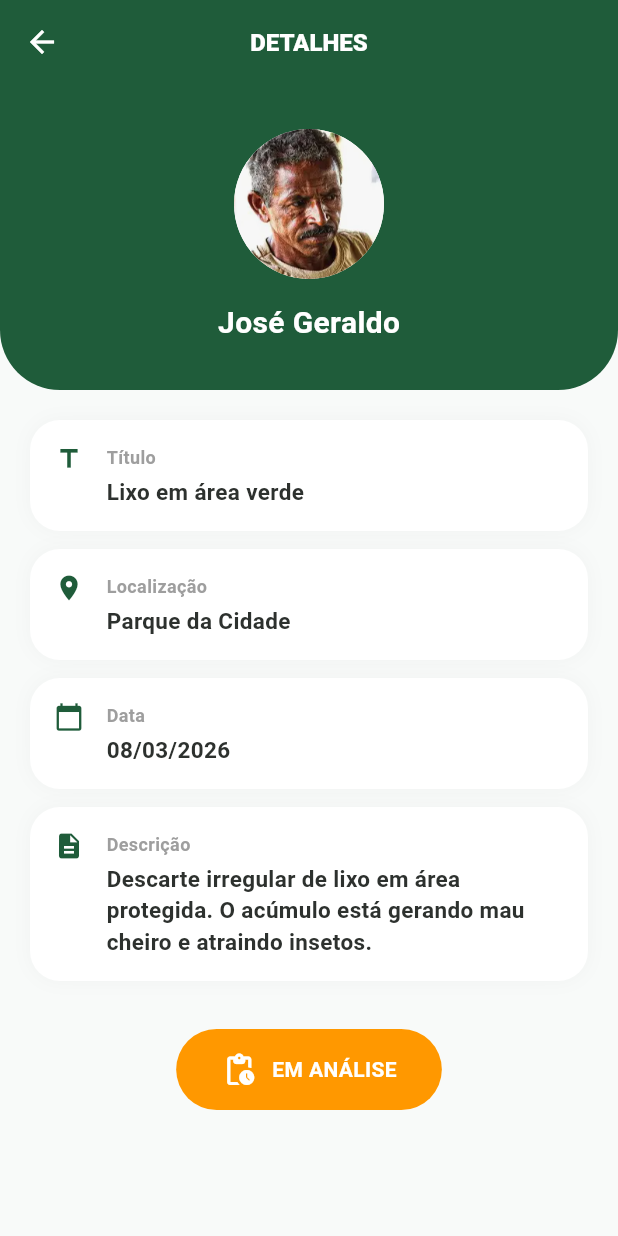
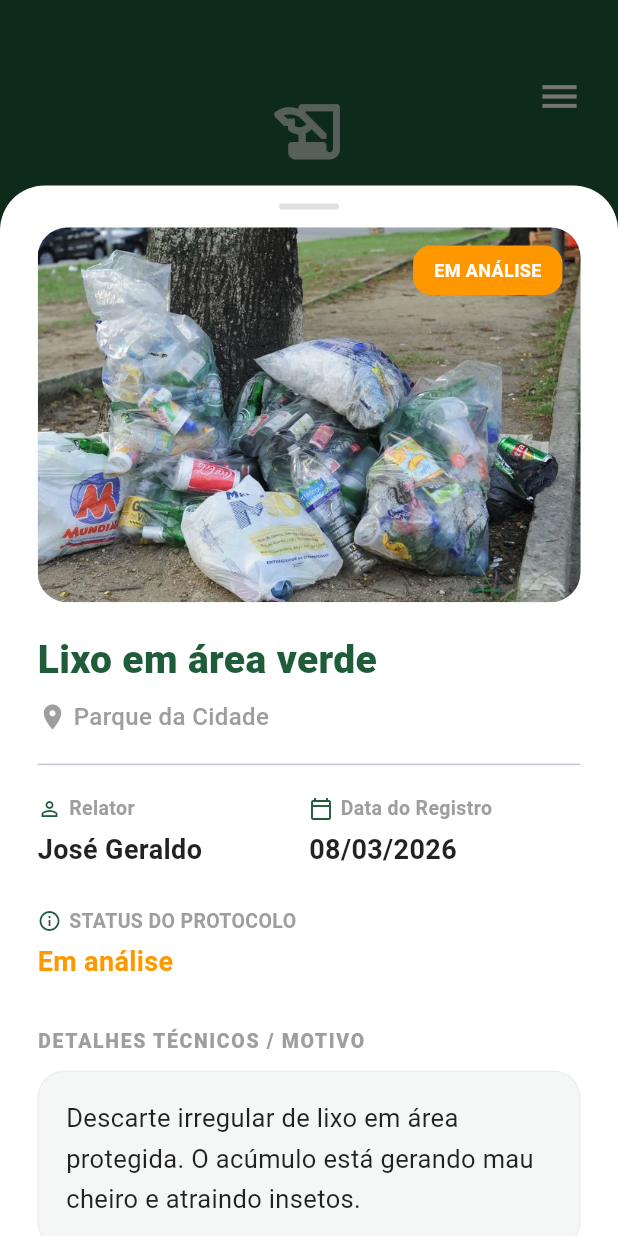
Before and after one commit to eudanielanjos/Projeto-Verde-ja, a Flutter app: the HistoricoDenunciasView screen opened directly, after a tap on the "menu" icon, after a tap on "Histórico de Denúncias", after a tap on "Lixo em área verde", on a phone screen of 412 x 824 dp. Run offline on Flutter 3.47's test engine with Material 3 defaults, Android fonts, the phone set to English and light mode, and no system bars; our stand-ins replace firebase_auth, firebase_core, google_sign_in, shared_preferences, table_calendar, vibration and 1 more; accounts and stored records are empty.

Commit message:
Alterações:
historico de denuncias
* Painel de inspeção (fonte aumentada)

```diff
--- a/lib/views/historico_denuncias_view.dart
+++ b/lib/views/historico_denuncias_view.dart
@@ -1,4 +1,6 @@
 import 'package:flutter/material.dart';
+import 'package:firebase_auth/firebase_auth.dart';
+import 'package:google_sign_in/google_sign_in.dart';
 
 // Importações das suas views
 import 'perfil_view.dart';
@@ -16,6 +18,8 @@ class HistoricoDenunciasView extends StatefulWidget {
 }
 
 class _HistoricoDenunciasViewState extends State<HistoricoDenunciasView> {
+  final Color greenPrimary = const Color(0xFF1F5C3A);
+
   final List<Map<String, String>> denuncias = [
     {
       "nome": "José Geraldo",
@@ -24,7 +28,7 @@ class _HistoricoDenunciasViewState extends State<HistoricoDenunciasView> {
       "data": "08/03/2026",
       "motivo": "Descarte irregular de lixo em área protegida. O acúmulo está gerando mau cheiro e atraindo insetos.",
       "status": "Em análise",
-      "foto": "assets/images/profile1.png"
+      "foto": "assets/images/descarte.png"
     },
     {
       "nome": "José Geraldo",
@@ -33,7 +37,7 @@ class _HistoricoDenunciasViewState extends State<HistoricoDenunciasView> {
       "data": "05/03/2026",
       "motivo": "Queimada de resíduos orgânicos e plásticos sem autorização durante a noite.",
       "status": "Resolvido",
-      "foto": "assets/images/profile1.png"
+      "foto": "assets/images/queimada.png"
     },
   ];
 
@@ -55,11 +59,125 @@ class _HistoricoDenunciasViewState extends State<HistoricoDenunciasView> {
     }
   }
 
+  // --- PAINEL DE INSPEÇÃO (FONTES AUMENTADAS) ---
+  void _abrirInspecaoDenuncia(Map<String, String> denuncia) {
+    final statusColor = _getStatusColor(denuncia["status"]!);
+
+    showModalBottomSheet(
+      context: context,
+      isScrollControlled: true,
+      backgroundColor: Colors.transparent,
+      builder: (context) => Container(
+        height: MediaQuery.of(context).size.height * 0.85,
+        decoration: const BoxDecoration(
+          color: Colors.white,
+          borderRadius: BorderRadius.vertical(top: Radius.circular(30)),
+        ),
+        child: Column(
+          children: [
+            Center(
+              child: Container(
+                margin: const EdgeInsets.symmetric(vertical: 12),
+                width: 40, height: 4,
+                decoration: BoxDecoration(color: Colors.grey[300], borderRadius: BorderRadius.circular(10)),
+              ),
+            ),
+            Expanded(
+              child: SingleChildScrollView(
+                padding: const EdgeInsets.symmetric(horizontal: 25),
+                child: Column(
+                  crossAxisAlignment: CrossAxisAlignment.start,
+                  children: [
+                    Container(
+                      width: double.infinity,
+                      height: 250,
+                      decoration: BoxDecoration(
+                        color: Colors.grey[200],
+                        borderRadius: BorderRadius.circular(20),
+                        image: DecorationImage(
+                          image: AssetImage(denuncia["foto"]!),
+                          fit: BoxFit.cover,
+                        ),
+                      ),
+                      child: Align(
+                        alignment: Alignment.topRight,
+                        child: Padding(
+                          padding: const EdgeInsets.all(12),
+                          child: Container(
+                            padding: const EdgeInsets.symmetric(horizontal: 14, vertical: 8),
+                            decoration: BoxDecoration(
+                              color: statusColor,
+                              borderRadius: BorderRadius.circular(12),
+                            ),
+                            child: Text(
+                              denuncia["status"]!.toUpperCase(),
+                              style: const TextStyle(color: Colors.white, fontSize: 12, fontWeight: FontWeight.bold),
+                            ),
+                          ),
+                        ),
+                      ),
+                    ),
+                    const SizedBox(height: 20),
+                    Text(denuncia["titulo"]!,
+                      style: TextStyle(fontSize: 26, fontWeight: FontWeight.w900, color: greenPrimary)), // Aumentado
+                    const SizedBox(height: 8),
+                    Row(
+                      children: [
+                        const Icon(Icons.location_on, size: 20, color: Colors.grey),
+                        const SizedBox(width: 4),
+                        Text(denuncia["local"]!, style: const TextStyle(color: Colors.grey, fontSize: 16, fontWeight: FontWeight.w500)), // Aumentado
+                      ],
+                    ),
+                    const Divider(height: 40),
+                    Row(
+                      children: [
+                        Expanded(child: _buildInfoRow(Icons.person_outline, "Relator", denuncia["nome"]!)),
+                        Expanded(child: _buildInfoRow(Icons.calendar_today_outlined, "Data do Registro", denuncia["data"]!)),
+                      ],
+                    ),
+                    const SizedBox(height: 25),
+                    _buildInfoRow(Icons.info_outline, "STATUS DO PROTOCOLO", denuncia["status"]!, customColor: statusColor),
+                    const SizedBox(height: 30),
+                    const Text("DETALHES TÉCNICOS / MOTIVO",
+                      style: TextStyle(fontWeight: FontWeight.w800, color: Colors.grey, fontSize: 13, letterSpacing: 1.1)),
+                    const SizedBox(height: 10),
+                    Container(
+                      width: double.infinity,
+                      padding: const EdgeInsets.all(18),
+                      decoration: BoxDecoration(
+                        color: const Color(0xFFF5F7F6),
+                        borderRadius: BorderRadius.circular(18),
+                        border: Border.all(color: Colors.grey.shade200),
+                      ),
+                      child: Text(denuncia["motivo"]!,
+                        style: const TextStyle(fontSize: 17, height: 1.6, color: Colors.black87)), // Aumentado
+                    ),
+                    const SizedBox(height: 40),
+                  ],
+                ),
+              ),
+            ),
+          ],
+        ),
+      ),
+    );
+  }
+
+  Widget _buildInfoRow(IconData icon, String label, String value, {Color? customColor}) {
+    return Column(
+      crossAxisAlignment: CrossAxisAlignment.start,
+      children: [
+        Row(children: [Icon(icon, size: 16, color: greenPrimary), const SizedBox(width: 5), Text(label, style: const TextStyle(fontSize: 13, color: Colors.grey, fontWeight: FontWeight.bold))]),
+        const SizedBox(height: 5),
+        Text(value, style: TextStyle(fontSize: 18, fontWeight: FontWeight.bold, color: customColor ?? Colors.black87)), // Aumentado
+      ],
+    );
+  }
+
   @override
   Widget build(BuildContext context) {
     return Scaffold(
       backgroundColor: const Color(0xFFF8FAF9),
-      // --- MENU LATERAL ORIGINAL MANTIDO ---
       endDrawer: Drawer(
         child: Column(
           children: [
@@ -79,7 +197,7 @@ class _HistoricoDenunciasViewState extends State<HistoricoDenunciasView> {
                   ),
                   const SizedBox(height: 10),
                   const Text("Olá, Usuario",
-                    style: TextStyle(color: Colors.white, fontSize: 20, fontWeight: FontWeight.bold)),
+                    style: TextStyle(color: Colors.white, fontSize: 22, fontWeight: FontWeight.bold)),
                 ],
               ),
             ),
@@ -115,10 +233,8 @@ class _HistoricoDenunciasViewState extends State<HistoricoDenunciasView> {
           ],
         ),
       ),
-
       body: Column(
         children: [
-          // --- HEADER CURVADO (NOVO LAYOUT) ---
           Stack(
             children: [
               Container(
@@ -126,27 +242,17 @@ class _HistoricoDenunciasViewState extends State<HistoricoDenunciasView> {
                 padding: const EdgeInsets.only(top: 60, bottom: 40),
                 decoration: const BoxDecoration(
                   color: Color(0xFF1F5C3A),
-                  borderRadius: BorderRadius.only(
-                    bottomLeft: Radius.circular(40),
-                    bottomRight: Radius.circular(40),
-                  ),
+                  borderRadius: BorderRadius.only(bottomLeft: Radius.circular(40), bottomRight: Radius.circular(40)),
                 ),
                 child: const Column(
                   children: [
-                    Icon(Icons.history_edu_rounded, size: 50, color: Colors.white70),
+                    Icon(Icons.history_edu_rounded, size: 55, color: Colors.white70),
                     SizedBox(height: 10),
-                    Text(
-                      "HISTÓRICO",
-                      style: TextStyle(color: Colors.white, fontSize: 22, fontWeight: FontWeight.bold, letterSpacing: 1.2),
-                    ),
-                    Text(
-                      "Acompanhe suas solicitações",
-                      style: TextStyle(color: Colors.white70, fontSize: 14),
-                    ),
+                    Text("HISTÓRICO", style: TextStyle(color: Colors.white, fontSize: 24, fontWeight: FontWeight.bold, letterSpacing: 1.2)), // Aumentado
+                    Text("Acompanhe suas solicitações", style: TextStyle(color: Colors.white70, fontSize: 16)), // Aumentado
                   ],
                 ),
               ),
-              // Botão do Menu
               Positioned(
                 top: 40,
                 right: 15,
@@ -159,8 +265,6 @@ class _HistoricoDenunciasViewState extends State<HistoricoDenunciasView> {
               ),
             ],
           ),
-
-          // --- LISTA DE DENÚNCIAS ---
           Expanded(
             child: ListView.builder(
               physics: const BouncingScrollPhysics(),
@@ -175,47 +279,38 @@ class _HistoricoDenunciasViewState extends State<HistoricoDenunciasView> {
                   decoration: BoxDecoration(
                     color: Colors.white,
                     borderRadius: BorderRadius.circular(22),
-                    boxShadow: [
-                      BoxShadow(color: Colors.black.withOpacity(0.05), blurRadius: 10, offset: const Offset(0, 4))
-                    ],
+                    boxShadow: [BoxShadow(color: Colors.black.withOpacity(0.05), blurRadius: 10, offset: const Offset(0, 4))],
                   ),
                   child: ListTile(
-                    contentPadding: const EdgeInsets.all(12),
+                    contentPadding: const EdgeInsets.symmetric(horizontal: 16, vertical: 15), // Aumentado
                     leading: CircleAvatar(
-                      radius: 28,
+                      radius: 32, // Aumentado
                       backgroundColor: const Color(0xFFF1F5F2),
                       backgroundImage: AssetImage(item["foto"]!),
                     ),
-                    title: Text(
-                      item["titulo"]!,
-                      style: const TextStyle(fontWeight: FontWeight.bold, fontSize: 16, color: Color(0xFF2D312E)),
+                    title: Text(item["titulo"]!, style: const TextStyle(fontWeight: FontWeight.bold, fontSize: 18, color: Color(0xFF2D312E))), // Aumentado
+                    subtitle: Padding(
+                      padding: const EdgeInsets.only(top: 6),
+                      child: Text(item["data"]!, style: TextStyle(color: Colors.grey.shade600, fontSize: 15)), // Aumentado
                     ),
-                    subtitle: Padding(
-                      padding: const EdgeInsets.only(top: 4),
-                      child: Text(item["data"]!, style: TextStyle(color: Colors.grey.shade600)),
-                    ),
+
+                    // --- ALTERAÇÃO: FRASE COM ÍCONE ---
                     trailing: Column(
                       mainAxisAlignment: MainAxisAlignment.center,
                       children: [
-                        Icon(_getStatusIcon(item["status"]!), color: statusColor, size: 28),
+                        Icon(_getStatusIcon(item["status"]!), color: statusColor, size: 24),
+                        const SizedBox(height: 4),
                         Text(
                           item["status"]!,
-                          style: TextStyle(color: statusColor, fontSize: 10, fontWeight: FontWeight.bold),
+                          style: TextStyle(
+                            color: statusColor,
+                            fontWeight: FontWeight.bold,
+                            fontSize: 11,
+                          ),
                         ),
                       ],
                     ),
-                    onTap: () {
-                      Navigator.push(
-                        context,
-                        MaterialPageRoute(
-                          builder: (context) => DetalheDenunciaPage(
-                            denuncia: item,
-                            statusColor: statusColor,
-                            statusIcon: _getStatusIcon(item["status"]!),
-                          ),
-                        ),
-                      );
-                    },
+                    onTap: () => _abrirInspecaoDenuncia(item),
                   ),
                 );
               },
@@ -226,7 +321,6 @@ class _HistoricoDenunciasViewState extends State<HistoricoDenunciasView> {
     );
   }
 
-  // Métodos do menu original preservados
   Widget _buildMenuCard({required IconData icon, required String title, required VoidCallback onTap}) {
     return Padding(
       padding: const EdgeInsets.symmetric(horizontal: 16, vertical: 8),
@@ -256,9 +350,14 @@ class _HistoricoDenunciasViewState extends State<HistoricoDenunciasView> {
     return Padding(
       padding: const EdgeInsets.all(16),
       child: InkWell(
-        onTap: () {
-          Navigator.pop(context);
-          Navigator.pushAndRemoveUntil(context, MaterialPageRoute(builder: (context) => const HomeView()), (route) => false);
+        borderRadius: BorderRadius.circular(14),
+        onTap: () async {
+          PaintingBinding.instance.imageCache.clear();
+          await FirebaseAuth.instance.signOut();
+          await GoogleSignIn().signOut();
+          if (context.mounted) {
+            Navigator.pushAndRemoveUntil(context, MaterialPageRoute(builder: (context) => const HomeView()), (route) => false);
+          }
         },
         child: Container(
           height: 55,
@@ -267,8 +366,8 @@ class _HistoricoDenunciasViewState extends State<HistoricoDenunciasView> {
             mainAxisAlignment: MainAxisAlignment.center,
             children: [
               Icon(Icons.logout, color: Colors.white),
-              SizedBox(width: 10),
-              Text("Sair da conta", style: TextStyle(color: Colors.white, fontWeight: FontWeight.bold)),
+              const SizedBox(width: 10),
+              const Text("Sair da conta", style: TextStyle(color: Colors.white, fontWeight: FontWeight.bold, fontSize: 16)),
             ],
           ),
         ),
@@ -276,101 +375,3 @@ class _HistoricoDenunciasViewState extends State<HistoricoDenunciasView> {
     );
   }
 }
-
-// --- TELA DE DETALHES ATUALIZADA ---
-class DetalheDenunciaPage extends StatelessWidget {
-  final Map<String, String> denuncia;
-  final Color statusColor;
-  final IconData statusIcon;
-
-  const DetalheDenunciaPage({
-    super.key,
-    required this.denuncia,
-    required this.statusColor,
-    required this.statusIcon,
-  });
-
-  @override
-  Widget build(BuildContext context) {
-    return Scaffold(
-      backgroundColor: const Color(0xFFF8FAF9),
-      appBar: AppBar(
-        title: const Text("DETALHES", style: TextStyle(color: Colors.white, fontWeight: FontWeight.w800, fontSize: 16)),
-        centerTitle: true,
-        backgroundColor: const Color(0xFF1F5C3A),
-        elevation: 0,
-        iconTheme: const IconThemeData(color: Colors.white),
-      ),
-      body: SingleChildScrollView(
-        child: Column(
-          children: [
-            Container(
-              width: double.infinity,
-              padding: const EdgeInsets.symmetric(vertical: 30),
-              decoration: const BoxDecoration(
-                color: Color(0xFF1F5C3A),
-                borderRadius: BorderRadius.only(bottomLeft: Radius.circular(40), bottomRight: Radius.circular(40)),
-              ),
-              child: Column(
-                children: [
-                  CircleAvatar(radius: 50, backgroundColor: Colors.white, backgroundImage: AssetImage(denuncia["foto"]!)),
-                  const SizedBox(height: 15),
-                  Text(denuncia["nome"]!, style: const TextStyle(fontSize: 20, fontWeight: FontWeight.bold, color: Colors.white)),
-                ],
-              ),
-            ),
-            Padding(
-              padding: const EdgeInsets.all(20),
-              child: Column(
-                children: [
-                  _infoCard("Título", denuncia["titulo"]!, Icons.title),
-                  _infoCard("Localização", denuncia["local"]!, Icons.location_on),
-                  _infoCard("Data", denuncia["data"]!, Icons.calendar_today),
-                  _infoCard("Descrição", denuncia["motivo"]!, Icons.description),
-                  const SizedBox(height: 20),
-                  Container(
-                    padding: const EdgeInsets.symmetric(horizontal: 30, vertical: 15),
-                    decoration: BoxDecoration(color: statusColor, borderRadius: BorderRadius.circular(30)),
-                    child: Row(
-                      mainAxisSize: MainAxisSize.min,
-                      children: [
-                        Icon(statusIcon, color: Colors.white),
-                        const SizedBox(width: 10),
-                        Text(denuncia["status"]!.toUpperCase(), style: const TextStyle(color: Colors.white, fontWeight: FontWeight.bold)),
-                      ],
-                    ),
-                  ),
-                ],
-              ),
-            ),
-          ],
-        ),
-      ),
-    );
-  }
-
-  Widget _infoCard(String label, String value, IconData icon) {
-    return Container(
-      margin: const EdgeInsets.only(bottom: 12),
-      padding: const EdgeInsets.all(16),
-      decoration: BoxDecoration(color: Colors.white, borderRadius: BorderRadius.circular(20), boxShadow: [BoxShadow(color: Colors.black.withOpacity(0.03), blurRadius: 10)]),
-      child: Row(
-        crossAxisAlignment: CrossAxisAlignment.start,
-        children: [
-          Icon(icon, color: const Color(0xFF1F5C3A), size: 20),
-          const SizedBox(width: 15),
-          Expanded(
-            child: Column(
-              crossAxisAlignment: CrossAxisAlignment.start,
-              children: [
-                Text(label, style: const TextStyle(fontSize: 12, color: Colors.grey, fontWeight: FontWeight.bold)),
-                const SizedBox(height: 4),
-                Text(value, style: const TextStyle(fontSize: 15, fontWeight: FontWeight.w600, color: Color(0xFF2D312E))),
-              ],
-            ),
-          ),
-        ],
-      ),
-    );
-  }
-}
```
Also changed, not shown: assets/images/descarte.png (added), assets/images/queimada.png (added).
